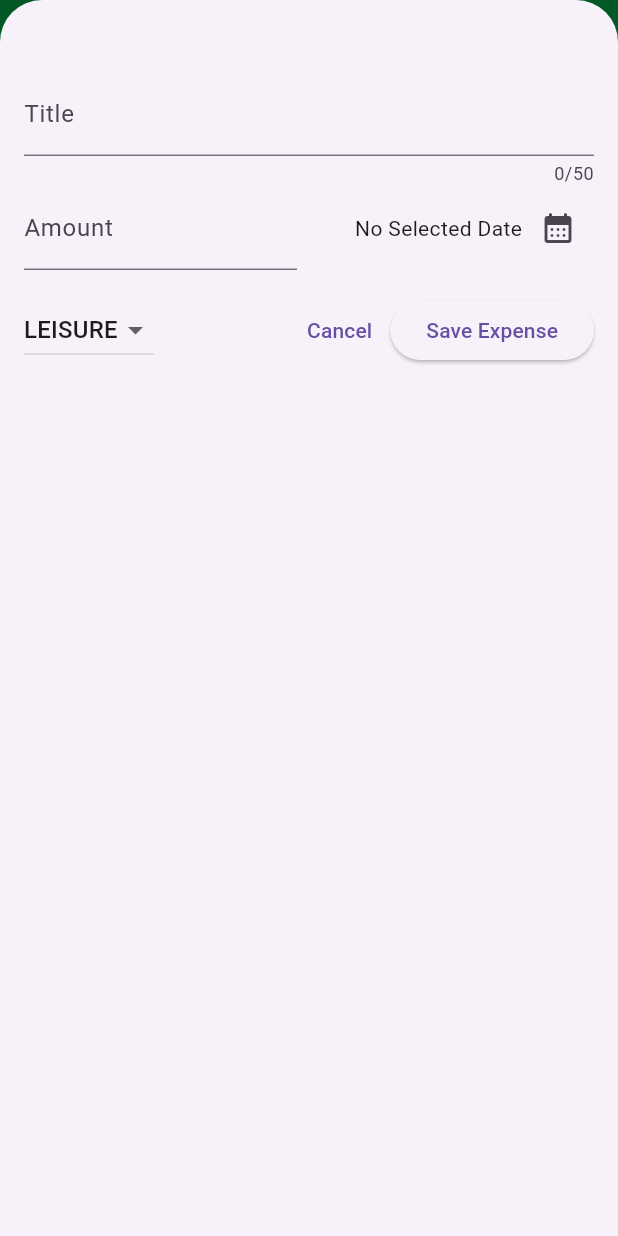
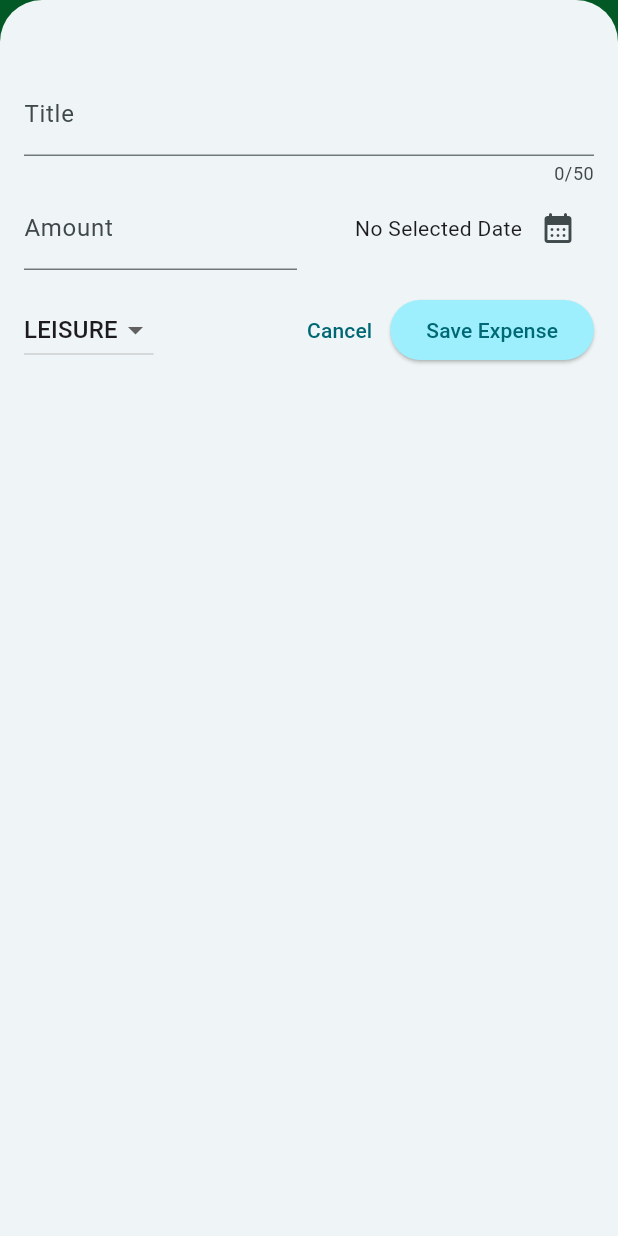
Before and after one commit to Psage001/expenses_tracker, a Flutter app: the screen it shows after launch, after a tap on the "add circle outline" icon, on a phone screen of 412 x 824 dp. Run offline on Flutter 3.47's test engine with Material 3 defaults, Android fonts, the phone set to English and light mode, and no system bars.

Commit message:
Themes applied

```diff
--- a/lib/Widgets/expenses.dart
+++ b/lib/Widgets/expenses.dart
@@ -45,13 +45,40 @@ class _ExpensesState extends State<Expenses> {
   }
 
   void _removeExpense(Expense expense) {
+    final expenseIndex = _registeredExpenses.indexOf(expense);
     setState(() {
       _registeredExpenses.remove(expense);
     });
+    ScaffoldMessenger.of( context).clearSnackBars();
+    ScaffoldMessenger.of(context).showSnackBar(
+       SnackBar(
+        duration: Duration(seconds: 3),
+        content: Text('Expense Deleted'),
+        action: SnackBarAction(
+          label: 'Undo',
+          onPressed: () {
+            setState(() {
+              _registeredExpenses.insert(expenseIndex, expense);
+            });
+          },
+        ),
+      ),
+    );
   }
 
   @override
   Widget build(BuildContext context) {
+    Widget mainContent = const Center(
+      child: Text('No Expense found start adding some!'),
+    );
+
+    if (_registeredExpenses.isNotEmpty) {
+      mainContent = ExpensesList(
+        expenses: _registeredExpenses,
+        onRemoveExpense: _removeExpense,
+      );
+    }
+
     return Scaffold(
       appBar: AppBar(
         title: const Text(
@@ -73,10 +100,8 @@ class _ExpensesState extends State<Expenses> {
         children: [
           const Text('The Chart'),
           Expanded(
-              child: ExpensesList(
-            expenses: _registeredExpenses,
-            onRemoveExpense: _removeExpense,
-          )), //Expanded expands the list if expanded is not there it will only show the chart text
+            child: mainContent,
+          ), //Expanded expands the list if expanded is not there it will only show the chart text
         ],
       ),
     );
--- a/lib/main.dart
+++ b/lib/main.dart
@@ -1,10 +1,40 @@
 import 'package:flutter/material.dart';
-import 'package:expenses_tracker/Widgets/expenses.dart';
+
+import 'package:expenses_tracker/widgets/expenses.dart';
+
+var kColorScheme = ColorScheme.fromSeed(
+  seedColor: const Color.fromARGB(255, 255, 255, 255),
+);
 
 void main() {
   runApp(
     MaterialApp(
-      theme: ThemeData(useMaterial3: true),
+      theme: ThemeData().copyWith(
+        colorScheme: kColorScheme,
+        appBarTheme: const AppBarTheme().copyWith(
+          backgroundColor: kColorScheme.onPrimaryContainer,
+          foregroundColor: kColorScheme.primaryContainer,
+        ),
+        cardTheme: const CardTheme().copyWith(
+          color: kColorScheme.secondaryContainer,
+          margin: const EdgeInsets.symmetric(
+            horizontal: 16,
+            vertical: 8,
+          ),
+        ),
+        elevatedButtonTheme: ElevatedButtonThemeData(
+          style: ElevatedButton.styleFrom(
+            backgroundColor: kColorScheme.primaryContainer,
+          ),
+        ),
+        textTheme: ThemeData().textTheme.copyWith(
+              titleLarge: TextStyle(
+                fontWeight: FontWeight.normal,
+                color: kColorScheme.onSecondaryContainer,
+                fontSize: 14,
+              ),
+            ),
+      ),
       home: const Expenses(),
     ),
   );
```
